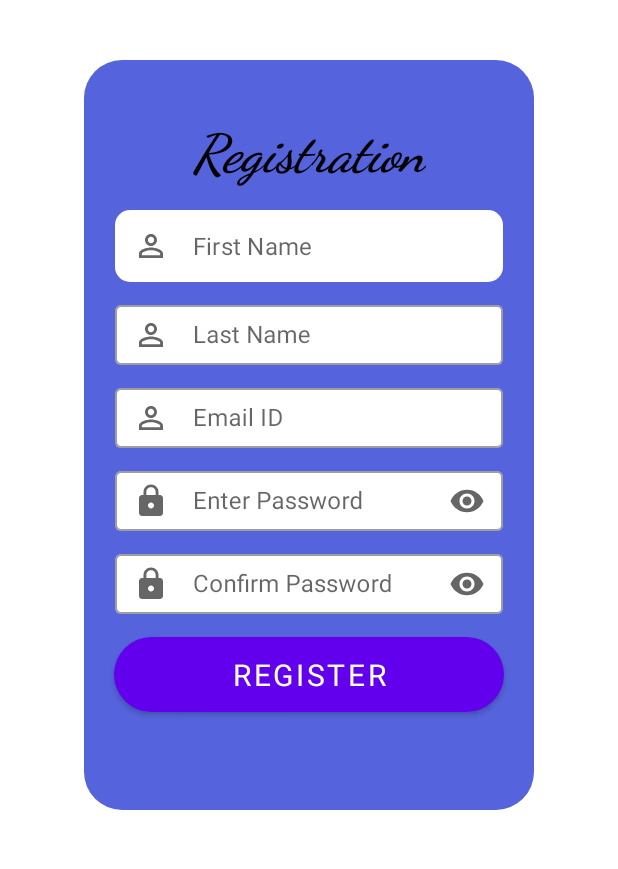
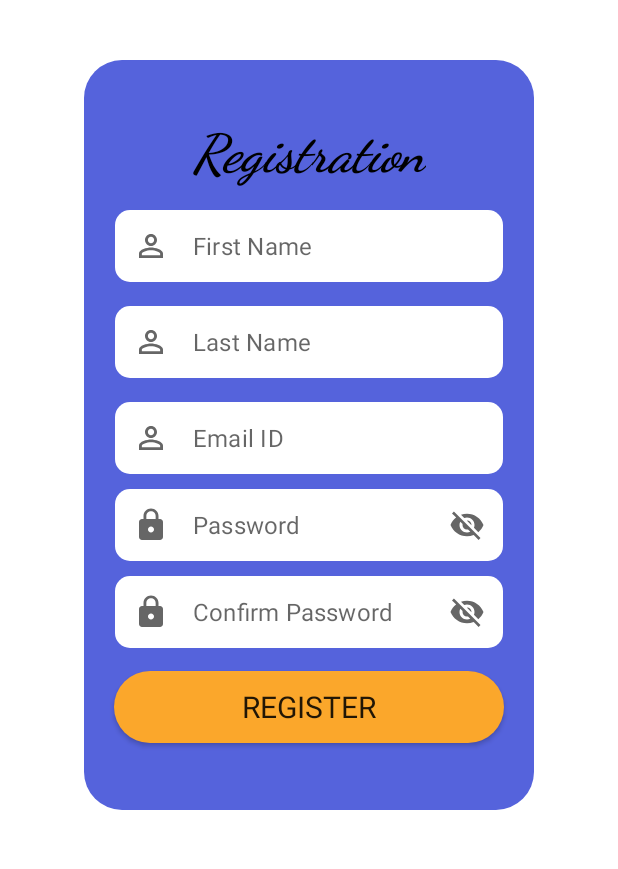
Before and after one commit to Madhav2011/Digital-Receipt-App, an Android app: the Registerpage screen opened directly, with no data from a screen before it, on a phone screen of 412 x 824 dp, the part 250-1119 px from its top. Run offline under Robolectric (Android 15) with nearby library versions, the phone set to English and light mode, and no system bars; Roboto replaces fonts that are not available here.

Commit message:
Button Colors Registration Hints

```diff
--- a/app/src/main/AndroidManifest.xml
+++ b/app/src/main/AndroidManifest.xml
@@ -2,6 +2,7 @@
 <manifest xmlns:android="http://schemas.android.com/apk/res/android"
     package="com.digitalreceipt.app">
 
+    <uses-permission android:name="android.permission.INTERNET"/>
     <application
         android:allowBackup="true"
         android:icon="@mipmap/ic_launcher"
--- a/app/src/main/res/drawable/buttonshape.xml
+++ b/app/src/main/res/drawable/buttonshape.xml
@@ -1,6 +1,6 @@
 <?xml version="1.0" encoding="utf-8"?>
 <shape xmlns:android="http://schemas.android.com/apk/res/android">
-    <solid android:color="#FFFFE0"/>
+    <solid android:color="#FAFFA929"/>
     <padding android:bottom="5dp" android:left="5dp" android:right="5dp" android:top="5dp"/>
     <corners android:radius="25dp"/>
 </shape>
--- a/app/src/main/res/layout/activity_registerpage.xml
+++ b/app/src/main/res/layout/activity_registerpage.xml
@@ -74,17 +74,42 @@
             style="@style/Widget.MaterialComponents.TextInputLayout.OutlinedBox"
             android:layout_width="match_parent"
             android:layout_height="wrap_content"
-            android:layout_marginTop="10dp"
+            android:layout_marginTop="16dp"
             android:layout_marginLeft="16dp"
             android:layout_marginRight="16dp"
             app:boxBackgroundColor="@color/white"
-            android:hint="Last Name"
+            app:hintAnimationEnabled="false"
+            app:hintEnabled="false"
             app:endIconMode="clear_text"
             app:startIconDrawable="@drawable/ic_baseline_person_outline_24">
 
             <com.google.android.material.textfield.TextInputEditText
                 android:layout_width="match_parent"
-                android:layout_height="40dp" />
+                android:hint="Last Name"
+                android:padding="0dp"
+                android:background="@drawable/edit_text_bg"
+                android:layout_height="wrap_content" />
+        </com.google.android.material.textfield.TextInputLayout>
+
+        <com.google.android.material.textfield.TextInputLayout
+            style="@style/Widget.MaterialComponents.TextInputLayout.OutlinedBox"
+            android:layout_width="match_parent"
+            android:layout_height="wrap_content"
+            android:layout_marginTop="16dp"
+            android:layout_marginLeft="16dp"
+            android:layout_marginRight="16dp"
+            app:boxBackgroundColor="@color/white"
+            app:hintAnimationEnabled="false"
+            app:hintEnabled="false"
+            app:endIconMode="clear_text"
+            app:startIconDrawable="@drawable/ic_baseline_person_outline_24">
+
+            <com.google.android.material.textfield.TextInputEditText
+                android:layout_width="match_parent"
+                android:hint="Email ID"
+                android:padding="0dp"
+                android:background="@drawable/edit_text_bg"
+                android:layout_height="wrap_content" />
         </com.google.android.material.textfield.TextInputLayout>
 
         <com.google.android.material.textfield.TextInputLayout
@@ -95,31 +120,17 @@
             android:layout_marginLeft="16dp"
             android:layout_marginRight="16dp"
             app:boxBackgroundColor="@color/white"
-            android:hint="Email ID"
-            app:endIconMode="clear_text"
-
-            app:startIconDrawable="@drawable/ic_baseline_person_outline_24">
-
-            <com.google.android.material.textfield.TextInputEditText
-                android:layout_width="match_parent"
-                android:layout_height="40dp" />
-        </com.google.android.material.textfield.TextInputLayout>
-
-        <com.google.android.material.textfield.TextInputLayout
-            style="@style/Widget.MaterialComponents.TextInputLayout.OutlinedBox"
-            android:layout_width="match_parent"
-            android:layout_height="wrap_content"
-            android:layout_marginTop="10dp"
-            android:layout_marginLeft="16dp"
-            android:layout_marginRight="16dp"
-            app:boxBackgroundColor="@color/white"
-            android:hint="Enter Password"
+            app:hintAnimationEnabled="false"
+            app:hintEnabled="false"
             app:endIconMode="password_toggle"
             app:startIconDrawable="@drawable/ic_baseline_lock_24">
 
             <com.google.android.material.textfield.TextInputEditText
                 android:layout_width="match_parent"
-                android:layout_height="40dp"
+                android:hint="Password"
+                android:padding="0dp"
+                android:background="@drawable/edit_text_bg"
+                android:layout_height="wrap_content" />
                 android:inputType="textPassword" />
         </com.google.android.material.textfield.TextInputLayout>
 
@@ -131,14 +142,18 @@
             android:layout_marginLeft="16dp"
             android:layout_marginRight="16dp"
             app:boxBackgroundColor="@color/white"
-            android:hint="Confirm Password"
+            app:hintAnimationEnabled="false"
+            app:hintEnabled="false"
             app:endIconMode="password_toggle"
             app:startIconDrawable="@drawable/ic_baseline_lock_24">
 
             <com.google.android.material.textfield.TextInputEditText
                 android:layout_width="match_parent"
-                android:layout_height="40dp"
-                android:inputType="textPassword" />
+                android:hint="Confirm Password"
+                android:padding="0dp"
+                android:background="@drawable/edit_text_bg"
+                android:layout_height="wrap_content" />
+            android:inputType="textPassword" />
         </com.google.android.material.textfield.TextInputLayout>
 
         <LinearLayout
@@ -146,7 +161,7 @@
             android:layout_height="wrap_content"
             android:orientation="horizontal">
 
-            <Button
+            <androidx.appcompat.widget.AppCompatButton
                 android:id="@+id/btnregister"
                 android:layout_width="wrap_content"
                 android:layout_height="wrap_content"
```
Also changed, not shown: app/src/main/res/layout/activity_main.xml (line endings or trailing spaces).
